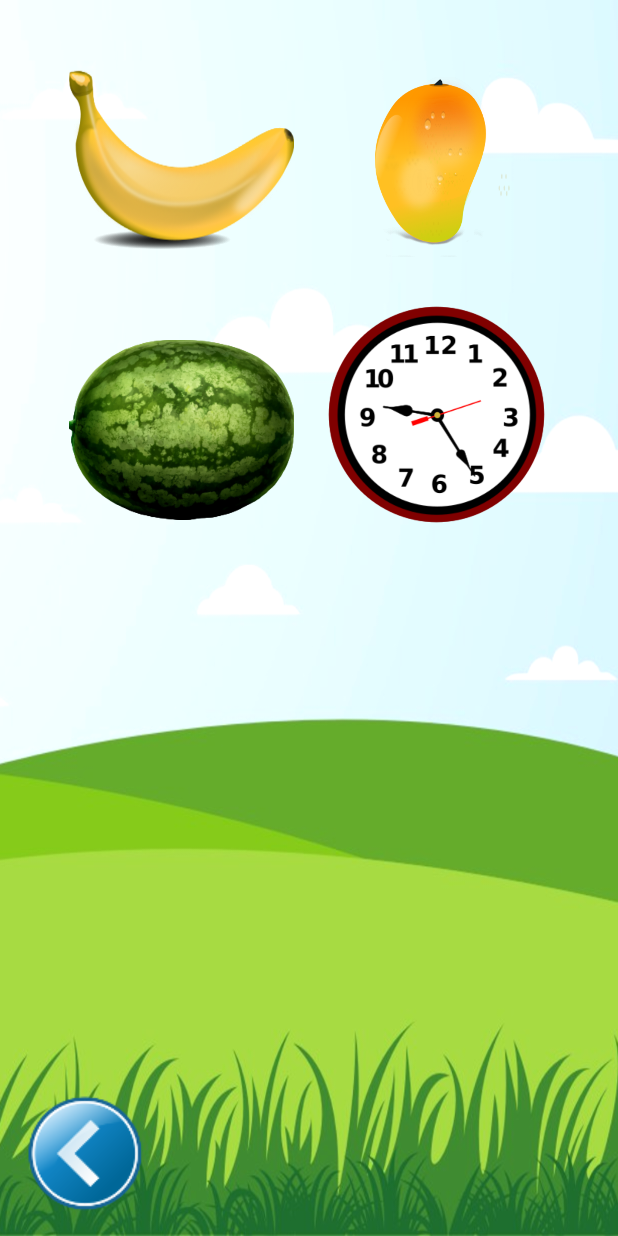
After one commit to space-kerala/android-app-OddOneOut, an Android app: the layout scene4_layout.xml on its own in the app's theme, with its tools: preview values and no code run, on a phone screen of 412 x 824 dp. The commit adds this screen. Run offline under Robolectric (Android 15) with nearby library versions, the phone set to English and light mode, and no system bars.

Commit message:
added scene4 layout xml

```diff
--- a/app/src/main/java/com/example/root/oddoneout/MainActivity.java
+++ b/app/src/main/java/com/example/root/oddoneout/MainActivity.java
@@ -7,7 +7,6 @@ import android.support.transition.Scene;
 import android.support.transition.Transition;
 import android.support.transition.TransitionManager;
 import android.support.v7.app.AppCompatActivity;
-import android.util.Log;
 import android.view.View;
 import android.view.ViewGroup;
 import android.view.animation.LinearInterpolator;
@@ -23,7 +22,7 @@ import java.util.ArrayList;
 public class MainActivity extends AppCompatActivity implements View.OnClickListener {
 
     private ViewGroup rootContainer;
-    private Scene scene1, scene2, scene3;
+    private Scene scene1, scene2, scene3,scene4;
     private TransitionManager transitionMgr;
     private Transition transition;
 
@@ -48,10 +47,12 @@ public class MainActivity extends AppCompatActivity implements View.OnClickListe
         scene1 = Scene.getSceneForLayout(rootContainer, R.layout.scene1_layout, this);
         scene2 = Scene.getSceneForLayout(rootContainer, R.layout.scene2_layout, this);
         scene3 = Scene.getSceneForLayout(rootContainer, R.layout.scene3_layout, this);
+        scene4 = Scene.getSceneForLayout(rootContainer, R.layout.scene4_layout, this);
 
         list.add(scene1);
         list.add(scene2);
         list.add(scene3);
+        list.add(scene4);
 
         transition = new AutoTransition();
         transition.setDuration(500);
@@ -70,7 +71,6 @@ public class MainActivity extends AppCompatActivity implements View.OnClickListe
 
     @Override
     public void onClick(View view) {
-        //Toast.makeText(MainActivity.this,view.getRootView().toString(),Toast.LENGTH_LONG).show();
 
         switch (view.getId()) {
             case R.id.imageButton_tux:
@@ -93,6 +93,17 @@ public class MainActivity extends AppCompatActivity implements View.OnClickListe
                     wrongVoice.start();
                 }
                 break;
+            case R.id.imageButton_apple:
+
+                if(currentScene==3) {
+
+                    changeToScene(scene4);
+                }
+                else {
+                    wrongVoice.start();
+                }
+                break;
+
 
             case R.id.imageButton_inback:
 
@@ -125,6 +136,12 @@ public class MainActivity extends AppCompatActivity implements View.OnClickListe
                 currentScene = 3;
             }
         });
+        scene4.setEnterAction(new Runnable() {
+            @Override
+            public void run() {
+                currentScene = 4;
+            }
+        });
 
     }
 
@@ -147,12 +164,8 @@ public class MainActivity extends AppCompatActivity implements View.OnClickListe
 
     private void backToScene() {
 
-
         int index= currentScene-2;
-
-        Log.d("tagnnnn",Integer.toString(index));
         TransitionManager.go(list.get(index),transition);
-
 
     }
 
--- /dev/null
+++ b/app/src/main/res/drawable/bananaxml.xml
@@ -0,0 +1,6 @@
+<?xml version="1.0" encoding="utf-8"?>
+<selector xmlns:android="http://schemas.android.com/apk/res/android">
+    <item android:state_pressed="true"
+        android:drawable="@drawable/cross1" /> <!-- pressed -->
+    <item android:drawable="@drawable/banana" /> <!-- default -->
+</selector>
--- /dev/null
+++ b/app/src/main/res/drawable/clockxml.xml
@@ -0,0 +1,6 @@
+<?xml version="1.0" encoding="utf-8"?>
+<selector xmlns:android="http://schemas.android.com/apk/res/android">
+    <item android:state_pressed="true"
+        android:drawable="@drawable/tick1" /> <!-- pressed -->
+    <item android:drawable="@drawable/clock" /> <!-- default -->
+</selector>
--- /dev/null
+++ b/app/src/main/res/drawable/mangoxml.xml
@@ -0,0 +1,6 @@
+<?xml version="1.0" encoding="utf-8"?>
+<selector xmlns:android="http://schemas.android.com/apk/res/android">
+    <item android:state_pressed="true"
+        android:drawable="@drawable/cross1" /> <!-- pressed -->
+    <item android:drawable="@drawable/mango" /> <!-- default -->
+</selector>
--- /dev/null
+++ b/app/src/main/res/drawable/watermelonxml.xml
@@ -0,0 +1,6 @@
+<?xml version="1.0" encoding="utf-8"?>
+<selector xmlns:android="http://schemas.android.com/apk/res/android">
+    <item android:state_pressed="true"
+        android:drawable="@drawable/cross1" /> <!-- pressed -->
+    <item android:drawable="@drawable/watermelon" /> <!-- default -->
+</selector>
--- /dev/null
+++ b/app/src/main/res/layout-large-port/scene4_layout.xml
@@ -0,0 +1,82 @@
+<?xml version="1.0" encoding="utf-8"?>
+<GridLayout xmlns:android="http://schemas.android.com/apk/res/android"
+    xmlns:app="http://schemas.android.com/apk/res-auto"
+    xmlns:tools="http://schemas.android.com/tools"
+    android:id="@+id/activity_main"
+    android:layout_width="match_parent"
+    android:layout_height="match_parent"
+    android:paddingBottom="@dimen/activity_vertical_margin"
+    android:paddingLeft="@dimen/activity_horizontal_margin"
+    android:paddingRight="@dimen/activity_horizontal_margin"
+    android:paddingTop="@dimen/activity_vertical_margin"
+    tools:context="com.example.root.oddoneout.MainActivity"
+    tools:targetApi="ice_cream_sandwich"
+    android:layout_row="2"
+    android:columnCount="2"
+    android:background="@drawable/b3"
+    android:animateLayoutChanges="false"
+    android:soundEffectsEnabled="false">
+
+
+    <ImageButton
+        app:srcCompat="@drawable/clockxml"
+        android:id="@+id/imageButton_clock"
+        android:layout_row="1"
+        android:layout_column="1"
+        android:layout_height="250dp"
+        android:layout_width="250dp"
+        android:layout_marginLeft="20dp"
+        android:scaleType="fitXY"
+        android:layout_marginTop="40dp"
+        android:background="@drawable/clock" />
+
+    <ImageButton
+        android:layout_height="220dp"
+        app:srcCompat="@drawable/watermelonxml"
+        android:id="@+id/imageButton_watermelon"
+        android:layout_marginLeft="30dp"
+        android:layout_marginTop="75dp"
+        android:layout_width="250dp"
+        android:scaleType="fitXY"
+        android:background="@drawable/watermelon"
+        android:layout_column="0" />
+
+
+    <ImageButton
+        android:src="@drawable/mangoxml"
+        android:id="@+id/imageButton_mango"
+
+        android:layout_marginLeft="20dp"
+        android:layout_marginTop="40dp"
+        android:layout_row="0"
+        android:layout_column="1"
+        android:layout_width="250dp"
+        android:layout_height="200dp"
+        android:scaleType="fitXY"
+        android:background="@drawable/mango" />
+
+    <ImageButton
+        android:layout_width="wrap_content"
+        android:layout_height="wrap_content"
+        app:srcCompat="@drawable/back2"
+        android:id="@+id/back_id"
+        android:background="@android:color/transparent"
+        android:layout_row="3" />
+
+    <ImageButton
+        app:srcCompat="@drawable/bananaxml"
+        android:id="@+id/imageButton_banana"
+        android:layout_marginLeft="30dp"
+        android:layout_alignParentTop="true"
+        android:layout_alignParentLeft="true"
+        android:layout_alignParentStart="true"
+        android:layout_height="220dp"
+        android:scaleType="fitXY"
+        android:layout_width="250dp"
+        android:layout_marginTop="40dp"
+        android:background="@drawable/banana"
+        android:layout_row="0"
+        android:layout_column="0" />
+
+
+</GridLayout>
--- /dev/null
+++ b/app/src/main/res/layout/scene4_layout.xml
@@ -0,0 +1,82 @@
+<?xml version="1.0" encoding="utf-8"?>
+<GridLayout xmlns:android="http://schemas.android.com/apk/res/android"
+    xmlns:app="http://schemas.android.com/apk/res-auto"
+    xmlns:tools="http://schemas.android.com/tools"
+    android:id="@+id/activity_main"
+    android:layout_width="match_parent"
+    android:layout_height="match_parent"
+    android:paddingBottom="@dimen/activity_vertical_margin"
+    android:paddingLeft="@dimen/activity_horizontal_margin"
+    android:paddingRight="@dimen/activity_horizontal_margin"
+    android:paddingTop="@dimen/activity_vertical_margin"
+    tools:context="com.example.root.oddoneout.MainActivity"
+    tools:targetApi="ice_cream_sandwich"
+    android:layout_row="2"
+    android:columnCount="2"
+    android:background="@drawable/b3"
+    android:animateLayoutChanges="false"
+    android:soundEffectsEnabled="false">
+
+
+    <ImageButton
+        app:srcCompat="@drawable/clockxml"
+        android:id="@+id/imageButton_clock"
+        android:layout_row="1"
+        android:layout_column="1"
+        android:layout_height="150dp"
+        android:layout_width="150dp"
+        android:layout_marginLeft="20dp"
+        android:scaleType="fitXY"
+        android:layout_marginTop="30dp"
+        android:background="@drawable/clock" />
+
+    <ImageButton
+        android:layout_height="120dp"
+        app:srcCompat="@drawable/watermelonxml"
+        android:id="@+id/imageButton_watermelon"
+        android:layout_marginLeft="30dp"
+        android:layout_marginTop="55dp"
+        android:layout_width="150dp"
+        android:scaleType="fitXY"
+        android:background="@drawable/watermelon"
+        android:layout_column="0" />
+
+
+    <ImageButton
+        android:src="@drawable/mangoxml"
+        android:id="@+id/imageButton_mango"
+
+        android:layout_marginLeft="20dp"
+        android:layout_marginTop="35dp"
+        android:layout_row="0"
+        android:layout_column="1"
+        android:layout_width="150dp"
+        android:layout_height="120dp"
+        android:scaleType="fitXY"
+        android:background="@drawable/mango" />
+
+    <ImageButton
+        android:layout_width="wrap_content"
+        android:layout_height="wrap_content"
+        app:srcCompat="@drawable/back2"
+        android:id="@+id/back_id"
+        android:background="@android:color/transparent"
+        android:layout_row="3" />
+
+    <ImageButton
+        app:srcCompat="@drawable/bananaxml"
+        android:id="@+id/imageButton_banana"
+        android:layout_marginLeft="30dp"
+        android:layout_alignParentTop="true"
+        android:layout_alignParentLeft="true"
+        android:layout_alignParentStart="true"
+        android:layout_height="120dp"
+        android:scaleType="fitXY"
+        android:layout_width="150dp"
+        android:layout_marginTop="30dp"
+        android:background="@drawable/banana"
+        android:layout_row="0"
+        android:layout_column="0" />
+
+
+</GridLayout>
```
Also changed, not shown: app/src/main/res/drawable/banana.png (added), app/src/main/res/drawable/clock.png (added), app/src/main/res/drawable/mango.png (added), app/src/main/res/drawable/watermelon.png (added).
